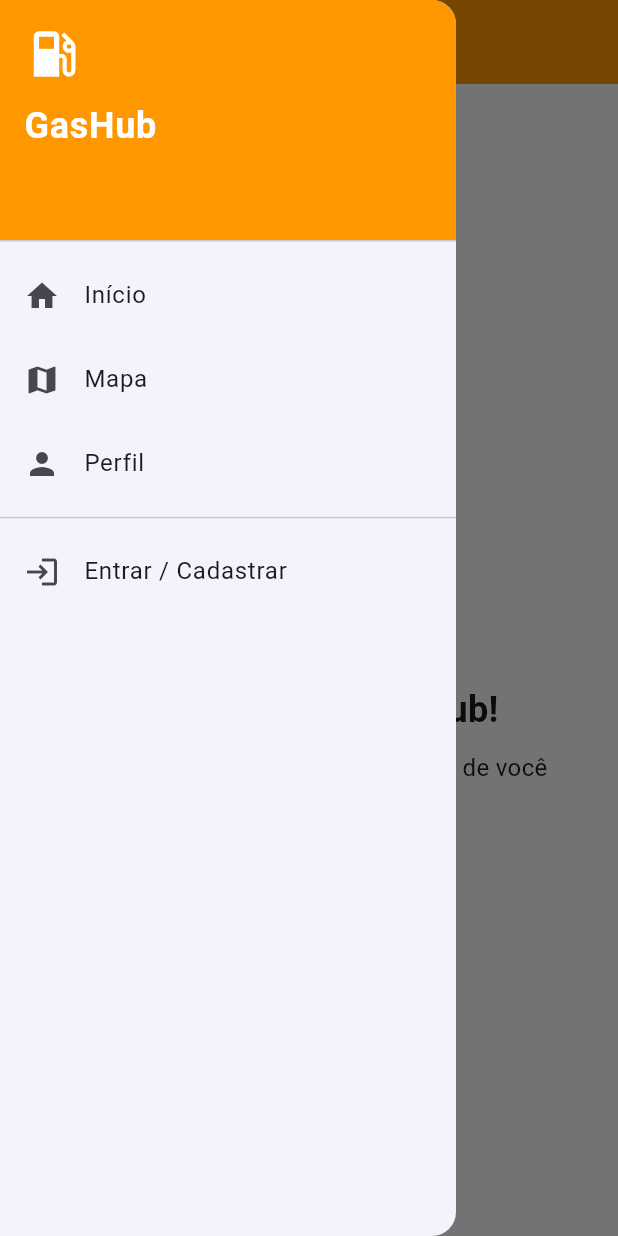
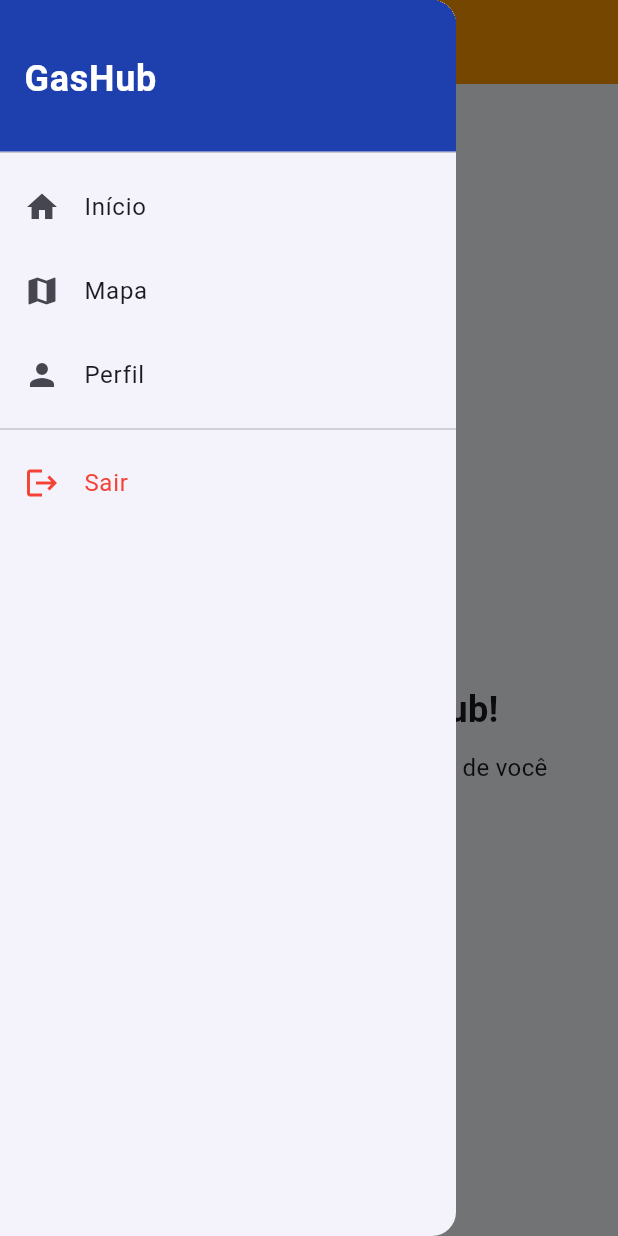
Before and after one commit to Claayton/GasHub-Flutter, a Flutter app: the HomeScreen screen opened directly, with the side drawer open, on a phone screen of 412 x 824 dp. Run offline on Flutter 3.47's test engine with Material 3 defaults, Android fonts, the phone set to English and light mode, and no system bars; our stand-ins replace cloud_firestore, equatable, firebase_auth, firebase_core, flutter_bloc; accounts and stored records are empty.

Commit message:
Update: Updated AppDrawer and add logout function

```diff
--- a/lib/screens/main_navigation_screen.dart
+++ b/lib/screens/main_navigation_screen.dart
@@ -3,6 +3,7 @@ import 'orders_screen.dart';
 import 'new_order_screen.dart';
 import 'pending_screen.dart';
 import 'dashboard_screen.dart';
+import 'package:gasbub_flutter/widgets/app_drawer.dart';
 
 class MainNavigationScreen extends StatefulWidget {
   const MainNavigationScreen({super.key});
@@ -26,6 +27,7 @@ class _MainNavigationScreenState extends State<MainNavigationScreen> {
   Widget build(BuildContext context) {
     return Scaffold(
       // Tela atual baseada no índice
+      drawer: AppDrawer(),
       body: _screens[_currentIndex],
 
       // BOTTOM NAVIGATION BAR
--- a/lib/widgets/app_drawer.dart
+++ b/lib/widgets/app_drawer.dart
@@ -1,7 +1,10 @@
 import 'package:flutter/material.dart';
+import 'package:flutter_bloc/flutter_bloc.dart';
+import 'package:gasbub_flutter/screens/login_screen.dart';
+import '../cubit/auth/auth_cubit.dart';
 
 class AppDrawer extends StatelessWidget {
-  const AppDrawer({super.key}); // ✅ SEM CONST!
+  const AppDrawer({super.key});
 
   @override
   Widget build(BuildContext context) {
@@ -9,16 +12,17 @@ class AppDrawer extends StatelessWidget {
       child: ListView(
         padding: EdgeInsets.zero,
         children: [
-          const DrawerHeader(
-            decoration: BoxDecoration(
-              color: Colors.orange,
+          SizedBox(
+            height: 110,
+            child: DrawerHeader(
+              decoration: const BoxDecoration(
+                color: Color(0xFF1e40af),
               ),
               child: Column(
                 crossAxisAlignment: CrossAxisAlignment.start,
+                mainAxisAlignment: MainAxisAlignment.center,
                 children: [
-                Icon(Icons.local_gas_station, size: 40, color: Colors.white),
-                SizedBox(height: 10),
-                Text(
+                  const Text(
                     'GasHub',
                     style: TextStyle(
                       color: Colors.white,
@@ -26,7 +30,9 @@ class AppDrawer extends StatelessWidget {
                       fontWeight: FontWeight.bold,
                     ),
                   ),
+                  const SizedBox(height: 4),
                 ],
+              ),
             ),
           ),
           ListTile(
@@ -55,11 +61,18 @@ class AppDrawer extends StatelessWidget {
           ),
           const Divider(),
           ListTile(
-            leading: const Icon(Icons.login),
-            title: const Text('Entrar / Cadastrar'),
+            leading: const Icon(Icons.logout, color: Colors.red),
+            title: const Text(
+              'Sair',
+              style: TextStyle(color: Colors.red),
+            ),
             onTap: () {
               Navigator.pop(context);
-              print('Navegar para autenticação - IMPLEMENTAR DEPOIS');
+              context.read<AuthCubit>().logout();
+              Navigator.of(context).pushAndRemoveUntil(
+                MaterialPageRoute(builder: (_) => const LoginScreen()),
+                (route) => false,
+              );
             },
           ),
         ],
```
Lines whose indentation alone changed are shown as unchanged.
